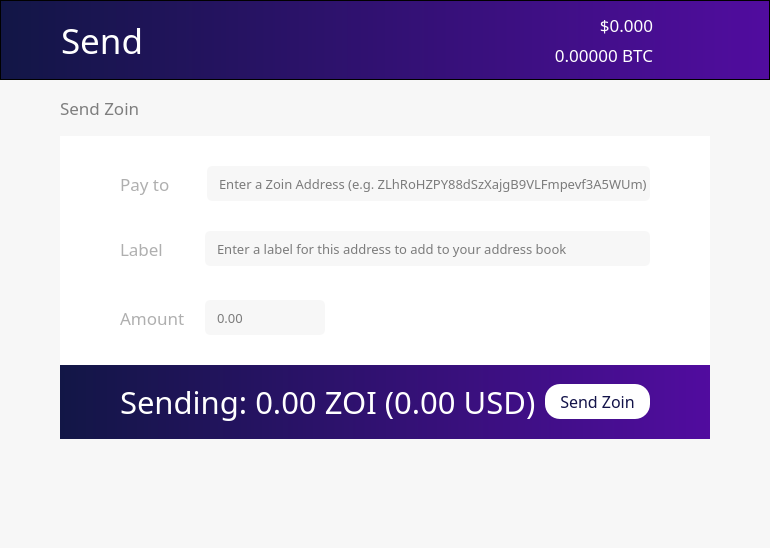
Old version of the form src/qt/forms/sendcoinsdialog.ui in the repository noirofficial/noir.
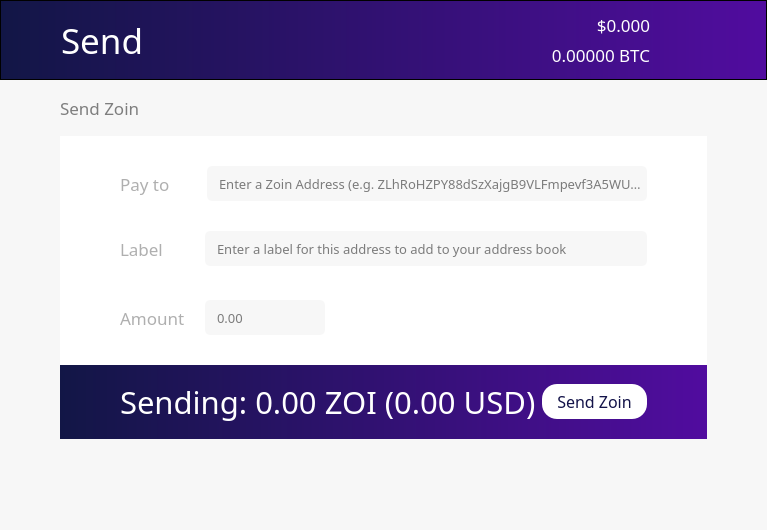
New version of the form. Icons and pictures are not drawn. Custom widgets are drawn as their Qt base class.

Diff of the .ui file:
```diff
--- a/src/qt/forms/sendcoinsdialog.ui
+++ b/src/qt/forms/sendcoinsdialog.ui
@@ -6,8 +6,8 @@
    <rect>
     <x>0</x>
     <y>0</y>
-    <width>770</width>
-    <height>548</height>
+    <width>643</width>
+    <height>530</height>
    </rect>
   </property>
   <property name="windowTitle">
@@ -746,6 +746,19 @@
        </layout>
       </widget>
      </item>
+     <item>
+      <spacer name="verticalSpacer">
+       <property name="orientation">
+        <enum>Qt::Vertical</enum>
+       </property>
+       <property name="sizeHint" stdset="0">
+        <size>
+         <width>20</width>
+         <height>40</height>
+        </size>
+       </property>
+      </spacer>
+     </item>
     </layout>
    </item>
    <item>
```
Left out of the diff: 8 changed lines with no effect on the pictures.
